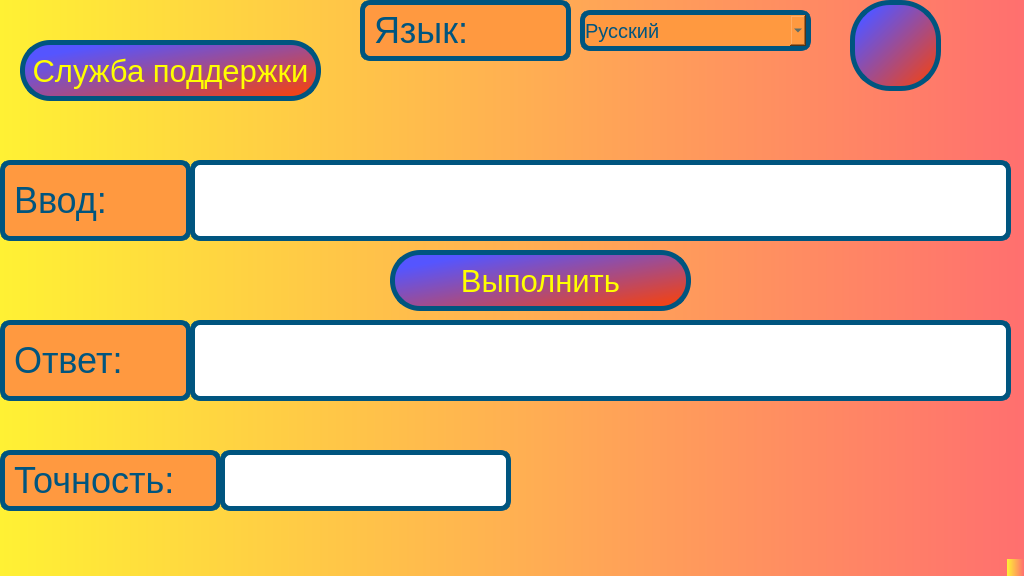
Kiborg010/SQRT, file window.ui: the form before one commit.
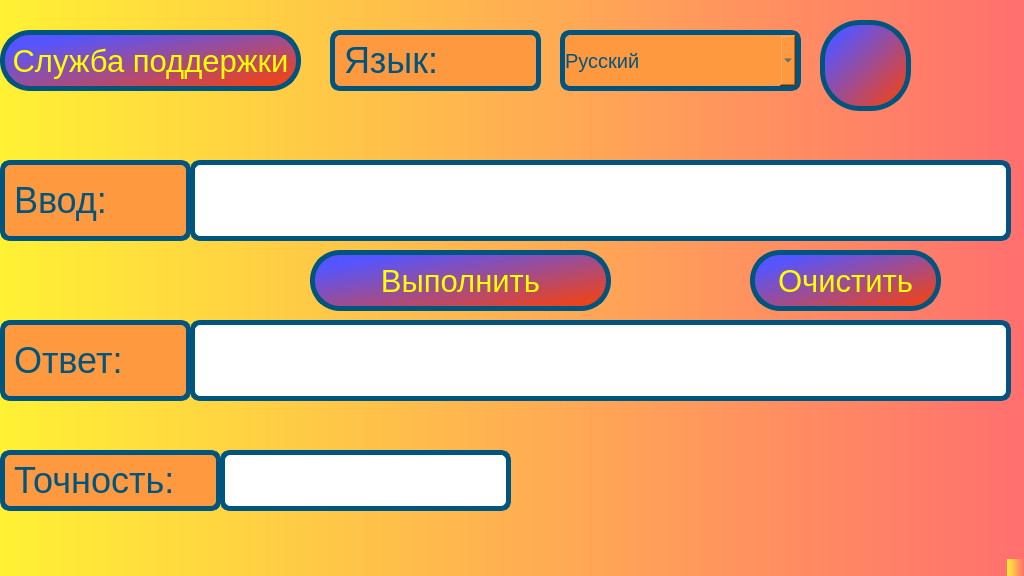
The form after the commit. Icons and pictures are not drawn.

Commit message: Доработка интерфейса

```diff
--- a/window.ui
+++ b/window.ui
@@ -20,8 +20,8 @@
    <widget class="QPushButton" name="btn_sup_serv">
     <property name="geometry">
      <rect>
-      <x>20</x>
-      <y>40</y>
+      <x>0</x>
+      <y>30</y>
       <width>301</width>
       <height>61</height>
      </rect>
@@ -44,8 +44,8 @@
    <widget class="QLabel" name="text_lang">
     <property name="geometry">
      <rect>
-      <x>360</x>
-      <y>0</y>
+      <x>330</x>
+      <y>30</y>
       <width>211</width>
       <height>61</height>
      </rect>
@@ -69,10 +69,10 @@
    <widget class="QComboBox" name="choice_lang">
     <property name="geometry">
      <rect>
-      <x>580</x>
-      <y>10</y>
-      <width>231</width>
-      <height>41</height>
+      <x>560</x>
+      <y>30</y>
+      <width>241</width>
+      <height>61</height>
      </rect>
     </property>
     <property name="font">
@@ -114,8 +114,8 @@
    <widget class="QPushButton" name="btn_change_lang">
     <property name="geometry">
      <rect>
-      <x>850</x>
-      <y>0</y>
+      <x>820</x>
+      <y>20</y>
       <width>91</width>
       <height>91</height>
      </rect>
@@ -224,7 +224,7 @@
    <widget class="QPushButton" name="btn_comply">
     <property name="geometry">
      <rect>
-      <x>390</x>
+      <x>310</x>
       <y>250</y>
       <width>301</width>
       <height>61</height>
@@ -305,6 +305,30 @@
 border: 5px solid rgb(0, 85, 127);</string>
     </property>
    </widget>
+   <widget class="QPushButton" name="btn_clear">
+    <property name="geometry">
+     <rect>
+      <x>750</x>
+      <y>250</y>
+      <width>191</width>
+      <height>61</height>
+     </rect>
+    </property>
+    <property name="font">
+     <font>
+      <pointsize>23</pointsize>
+     </font>
+    </property>
+    <property name="styleSheet">
+     <string notr="true">background-color: qlineargradient(spread:pad, x1:0, y1:0, x2:1, y2:1, stop:0.153409 rgba(85, 85, 255, 255), stop:1 rgba(255, 65, 0, 255));
+border-radius: 30px;
+border: 5px solid rgb(0, 85, 127);
+color: rgb(255, 255, 0);</string>
+    </property>
+    <property name="text">
+     <string>Очистить</string>
+    </property>
+   </widget>
   </widget>
   <widget class="QMenuBar" name="menubar">
    <property name="geometry">
```
